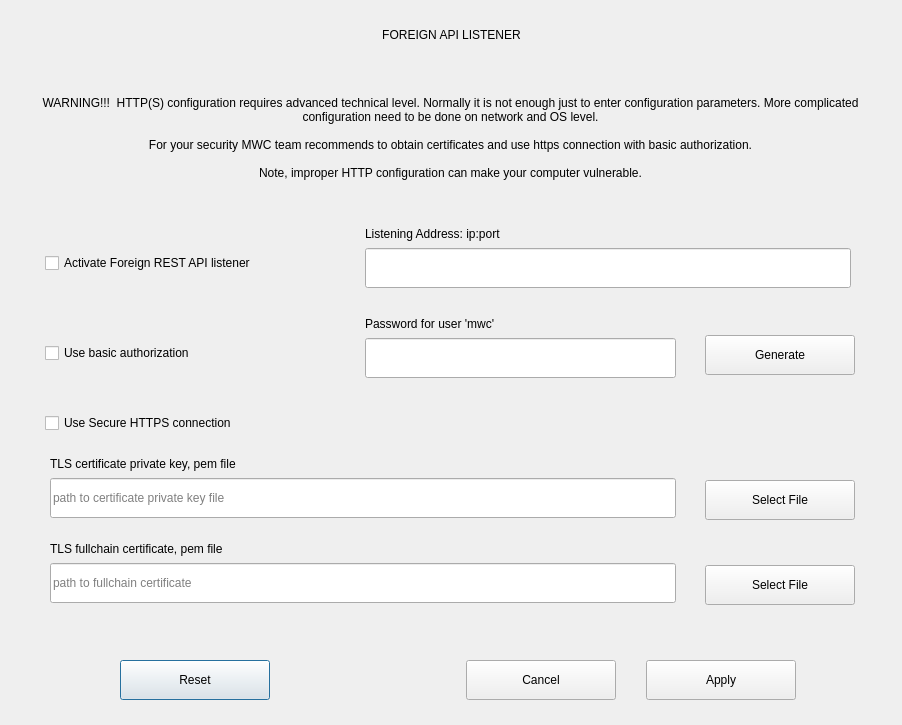
First picture: the form in dialogs/e_httplistenerconfigdlg.ui, repository 0xkobe/mwc-wallet, before the edit.
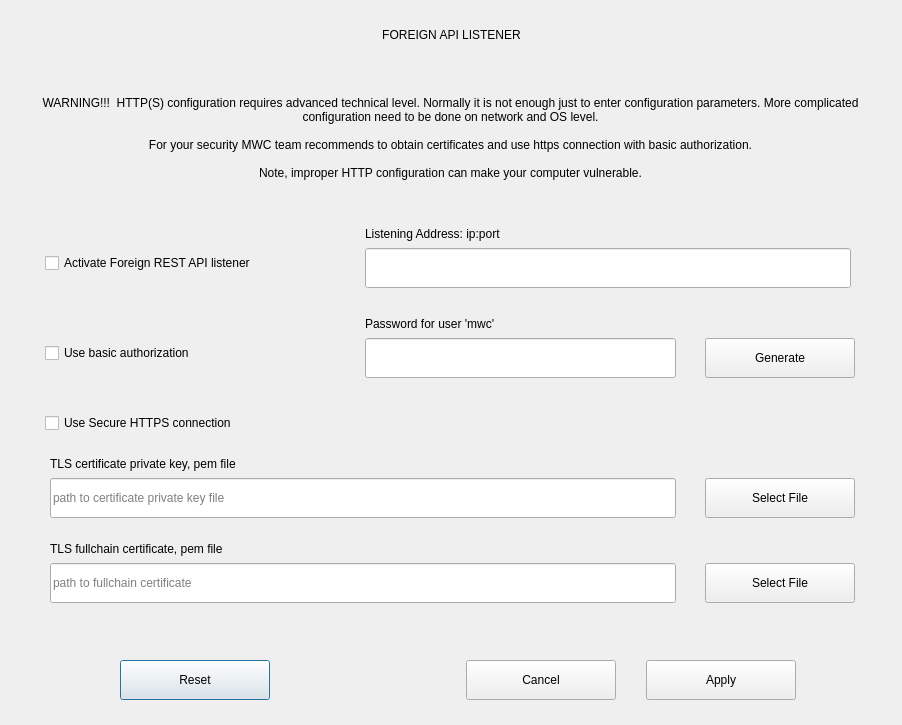
Second picture: the form after the edit. Custom widgets are drawn as their Qt base class.

```diff
--- a/dialogs/e_httplistenerconfigdlg.ui
+++ b/dialogs/e_httplistenerconfigdlg.ui
@@ -345,7 +345,7 @@
    <property name="geometry">
     <rect>
      <x>705</x>
-     <y>480</y>
+     <y>478</y>
      <width>150</width>
      <height>40</height>
     </rect>
@@ -367,7 +367,7 @@
    <property name="geometry">
     <rect>
      <x>705</x>
-     <y>565</y>
+     <y>563</y>
      <width>150</width>
      <height>40</height>
     </rect>
@@ -445,7 +445,7 @@
    <property name="geometry">
     <rect>
      <x>705</x>
-     <y>335</y>
+     <y>338</y>
      <width>150</width>
      <height>40</height>
     </rect>
```
Left out of the diff: 8 changed lines with no effect on the pictures.
